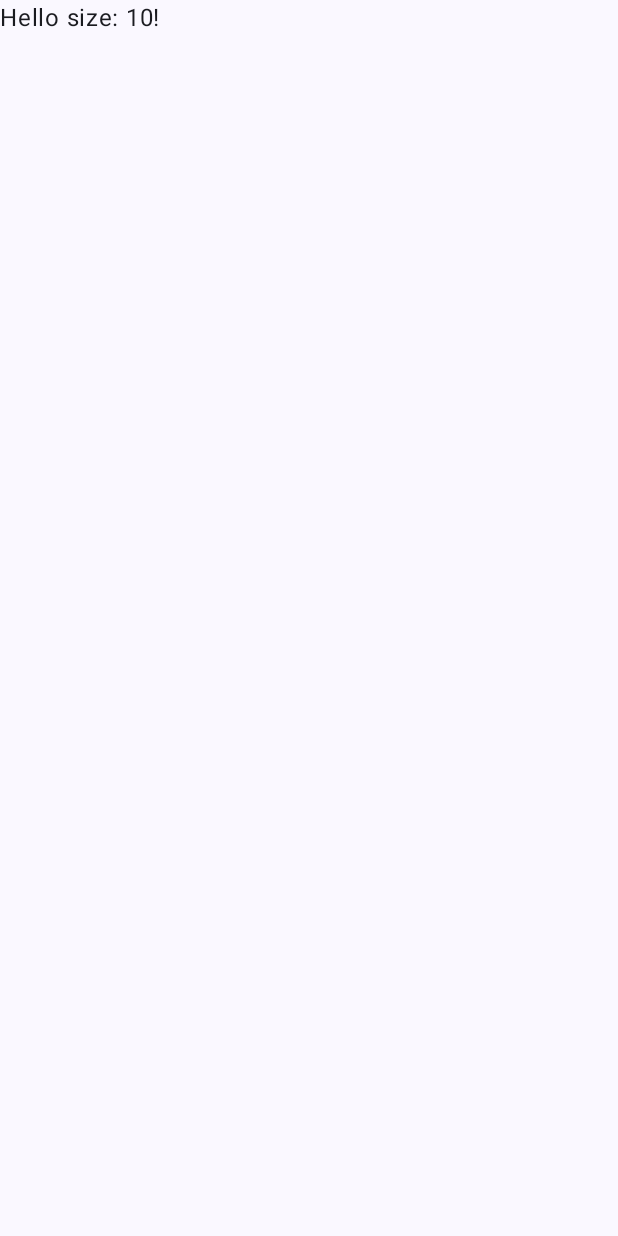
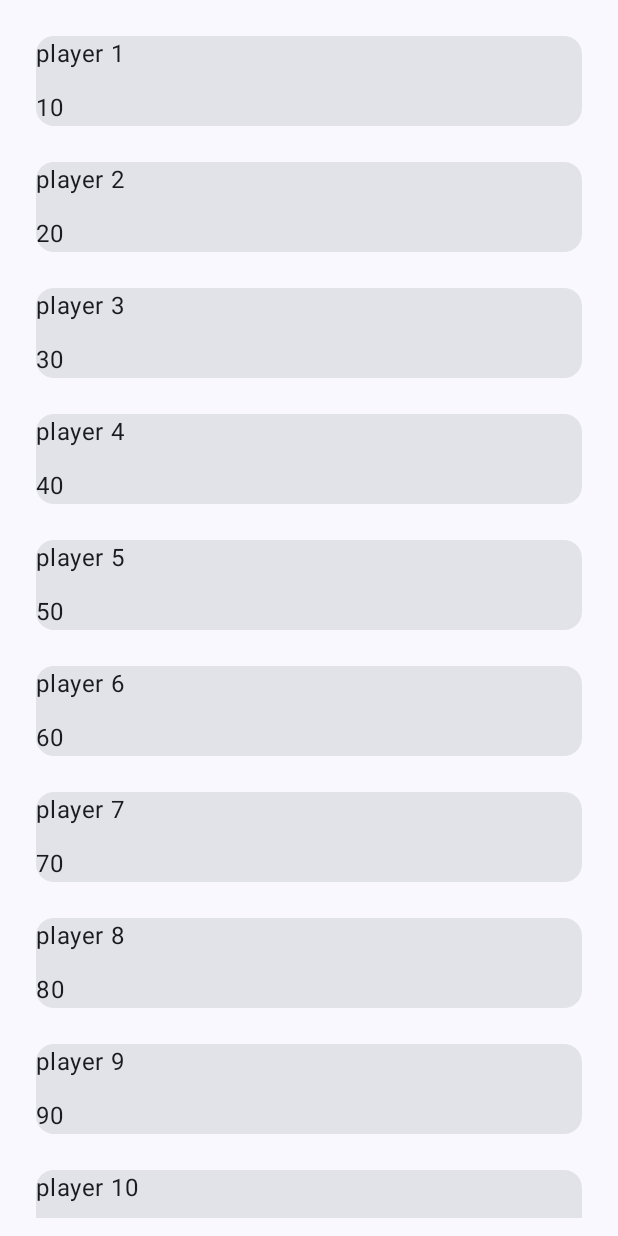
Before and after one commit to MaitreyaSave/ChatTask2, an Android app built with Jetpack Compose: the screen it shows after launch (MainActivity), on a phone screen of 412 x 824 dp. Before the commit the screen is almost empty. Run offline under Robolectric (Android 15) with nearby library versions, the phone set to English and light mode, and no system bars; our stand-ins replace Dagger/Hilt's generated code.

Commit message:
- Add logic to show player list screen

```diff
--- a/app/src/main/java/com/maitreyasave/chattask2/MainActivity.kt
+++ b/app/src/main/java/com/maitreyasave/chattask2/MainActivity.kt
@@ -14,6 +14,7 @@ import androidx.lifecycle.ViewModelProvider
 import com.maitreyasave.chattask2.di.MyApplication
 import com.maitreyasave.chattask2.ui.PlayerViewModel
 import com.maitreyasave.chattask2.ui.PlayerViewModelFactory
+import com.maitreyasave.chattask2.ui.player.PlayerListScreen
 import com.maitreyasave.chattask2.ui.theme.ChatTask2Theme
 import javax.inject.Inject
 
@@ -45,29 +46,17 @@ class MainActivity : ComponentActivity() {
         super.onCreate(savedInstanceState)
 
         //
-        ( application as MyApplication).appComponent.inject(this)
+        (application as MyApplication).appComponent.inject(this)
         playerViewModel = ViewModelProvider(this, playerViewModelFactory)[PlayerViewModel::class.java]
-
-        val size = playerViewModel.getPlayers().size
 
         enableEdgeToEdge()
         setContent {
             ChatTask2Theme {
-                Scaffold(modifier = Modifier.fillMaxSize()) { innerPadding ->
-                    Greeting(
-                        name = "size: $size",
-                        modifier = Modifier.padding(innerPadding)
-                    )
+                Scaffold(modifier = Modifier.fillMaxSize()) { _ ->
+                    val playerList = playerViewModel.getPlayerItemCards()
+                    PlayerListScreen(playerList)
                 }
             }
         }
     }
 }
-
-@Composable
-fun Greeting(name: String, modifier: Modifier = Modifier) {
-    Text(
-        text = "Hello $name!",
-        modifier = modifier
-    )
-}
--- a/app/src/main/java/com/maitreyasave/chattask2/ui/PlayerViewModel.kt
+++ b/app/src/main/java/com/maitreyasave/chattask2/ui/PlayerViewModel.kt
@@ -6,11 +6,15 @@ import com.maitreyasave.chattask2.data.PlayerUtils
 import javax.inject.Inject
 
 class PlayerViewModel @Inject constructor(
-    utils: PlayerUtils
+    val utils: PlayerUtils
 ): ViewModel() {
 
     private var players: List<Player> = utils.generateDummyPlayers()
 
     fun getPlayers() = players
 
+    fun getPlayerItemCards() = players.map {
+        utils.toPlayerItemCard(it)
+    }
+
 }
--- /dev/null
+++ b/app/src/main/java/com/maitreyasave/chattask2/ui/player/PlayerDetailsScreen.kt
@@ -0,0 +1 @@
+package com.maitreyasave.chattask2.ui.player
--- /dev/null
+++ b/app/src/main/java/com/maitreyasave/chattask2/ui/player/PlayerListScreen.kt
@@ -0,0 +1,55 @@
+package com.maitreyasave.chattask2.ui.player
+
+import androidx.compose.foundation.layout.Spacer
+import androidx.compose.foundation.layout.fillMaxWidth
+import androidx.compose.foundation.layout.height
+import androidx.compose.foundation.layout.padding
+import androidx.compose.foundation.layout.width
+import androidx.compose.foundation.lazy.LazyColumn
+import androidx.compose.foundation.lazy.items
+import androidx.compose.material3.Card
+import androidx.compose.material3.Text
+import androidx.compose.runtime.Composable
+import androidx.compose.ui.Modifier
+import androidx.compose.ui.unit.dp
+
+
+@Composable
+fun PlayerListScreen(players: List<PlayerItemCard>) {
+
+    LazyColumn(
+        modifier = Modifier.fillMaxWidth()
+            .padding(12.dp)
+    ) {
+        items(players) {
+            PlayerCard(it)
+        }
+    }
+
+
+}
+
+
+@Composable
+fun PlayerCard(playerItemCard: PlayerItemCard) {
+
+    Card(
+        modifier = Modifier
+            .fillMaxWidth()
+            .padding(12.dp),
+        onClick =  {
+            // TODO
+        }
+    ) {
+
+        Text(
+            text = playerItemCard.name
+        )
+        Spacer(Modifier.height(12.dp))
+        Text(
+            text = playerItemCard.score.toString()
+        )
+    }
+
+
+}
```
